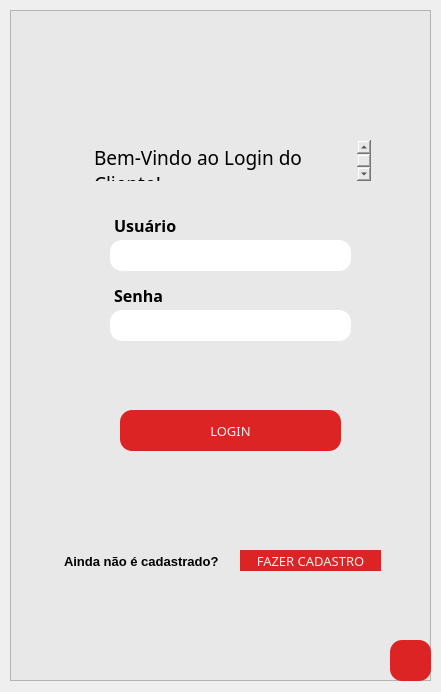
ClaraFontes/bilheteria-digital, file telas/tela_loginCliente.ui: the form before one commit.
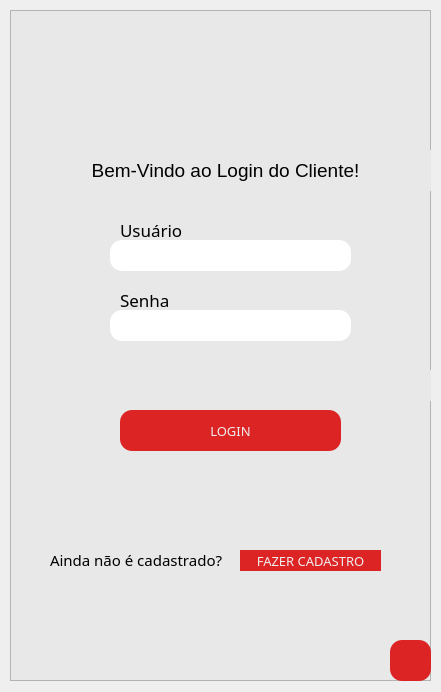
The form after the commit. Icons and pictures are not drawn.

Commit message: nova edição nas telas e criação da tela principal.

```diff
--- a/telas/tela_loginCliente.ui
+++ b/telas/tela_loginCliente.ui
@@ -125,31 +125,6 @@
      <bool>true</bool>
     </property>
    </widget>
-   <widget class="QTextEdit" name="texto_bemvindo">
-    <property name="geometry">
-     <rect>
-      <x>80</x>
-      <y>130</y>
-      <width>281</width>
-      <height>41</height>
-     </rect>
-    </property>
-    <property name="font">
-     <font>
-      <family>Arial Rounded MT Bold</family>
-     </font>
-    </property>
-    <property name="styleSheet">
-     <string notr="true">border: none;</string>
-    </property>
-    <property name="html">
-     <string>&lt;!DOCTYPE HTML PUBLIC &quot;-//W3C//DTD HTML 4.0//EN&quot; &quot;http://www.w3.org/TR/REC-html40/strict.dtd&quot;&gt;
-&lt;html&gt;&lt;head&gt;&lt;meta name=&quot;qrichtext&quot; content=&quot;1&quot; /&gt;&lt;style type=&quot;text/css&quot;&gt;
-p, li { white-space: pre-wrap; }
-&lt;/style&gt;&lt;/head&gt;&lt;body style=&quot; font-family:'Arial Rounded MT Bold'; font-size:8.25pt; font-weight:400; font-style:normal;&quot;&gt;
-&lt;p style=&quot; margin-top:0px; margin-bottom:0px; margin-left:0px; margin-right:0px; -qt-block-indent:0; text-indent:0px;&quot;&gt;&lt;span style=&quot; font-family:'MS Shell Dlg 2'; font-size:14pt;&quot;&gt;Bem-Vindo ao Login do Cliente!&lt;/span&gt;&lt;/p&gt;&lt;/body&gt;&lt;/html&gt;</string>
-    </property>
-   </widget>
    <widget class="QLineEdit" name="senhaloginCliente">
     <property name="geometry">
      <rect>
@@ -179,26 +154,6 @@
      <set>Qt::AlignCenter</set>
     </property>
    </widget>
-   <widget class="QTextEdit" name="texto_ask">
-    <property name="geometry">
-     <rect>
-      <x>50</x>
-      <y>540</y>
-      <width>211</width>
-      <height>41</height>
-     </rect>
-    </property>
-    <property name="styleSheet">
-     <string notr="true">border: none;</string>
-    </property>
-    <property name="html">
-     <string>&lt;!DOCTYPE HTML PUBLIC &quot;-//W3C//DTD HTML 4.0//EN&quot; &quot;http://www.w3.org/TR/REC-html40/strict.dtd&quot;&gt;
-&lt;html&gt;&lt;head&gt;&lt;meta name=&quot;qrichtext&quot; content=&quot;1&quot; /&gt;&lt;style type=&quot;text/css&quot;&gt;
-p, li { white-space: pre-wrap; }
-&lt;/style&gt;&lt;/head&gt;&lt;body style=&quot; font-family:'MS Shell Dlg 2'; font-size:8.25pt; font-weight:400; font-style:normal;&quot;&gt;
-&lt;p style=&quot; margin-top:0px; margin-bottom:0px; margin-left:0px; margin-right:0px; -qt-block-indent:0; text-indent:0px;&quot;&gt;&lt;span style=&quot; font-size:10pt; font-weight:600;&quot;&gt;Ainda não é cadastrado?&lt;/span&gt;&lt;/p&gt;&lt;/body&gt;&lt;/html&gt;</string>
-    </property>
-   </widget>
    <widget class="QLineEdit" name="userloginCliente">
     <property name="geometry">
      <rect>
@@ -228,56 +183,6 @@
      <string/>
     </property>
    </widget>
-   <widget class="QTextEdit" name="texto_usuario">
-    <property name="geometry">
-     <rect>
-      <x>100</x>
-      <y>200</y>
-      <width>104</width>
-      <height>31</height>
-     </rect>
-    </property>
-    <property name="font">
-     <font>
-      <family>Arial Rounded MT Bold</family>
-     </font>
-    </property>
-    <property name="styleSheet">
-     <string notr="true">border: none;</string>
-    </property>
-    <property name="html">
-     <string>&lt;!DOCTYPE HTML PUBLIC &quot;-//W3C//DTD HTML 4.0//EN&quot; &quot;http://www.w3.org/TR/REC-html40/strict.dtd&quot;&gt;
-&lt;html&gt;&lt;head&gt;&lt;meta name=&quot;qrichtext&quot; content=&quot;1&quot; /&gt;&lt;style type=&quot;text/css&quot;&gt;
-p, li { white-space: pre-wrap; }
-&lt;/style&gt;&lt;/head&gt;&lt;body style=&quot; font-family:'Arial Rounded MT Bold'; font-size:8.25pt; font-weight:400; font-style:normal;&quot;&gt;
-&lt;p style=&quot; margin-top:0px; margin-bottom:0px; margin-left:0px; margin-right:0px; -qt-block-indent:0; text-indent:0px;&quot;&gt;&lt;span style=&quot; font-family:'MS Shell Dlg 2'; font-size:12pt; font-weight:600;&quot;&gt;Usuário&lt;/span&gt;&lt;/p&gt;&lt;/body&gt;&lt;/html&gt;</string>
-    </property>
-   </widget>
-   <widget class="QTextEdit" name="texto_senha">
-    <property name="geometry">
-     <rect>
-      <x>100</x>
-      <y>270</y>
-      <width>104</width>
-      <height>31</height>
-     </rect>
-    </property>
-    <property name="font">
-     <font>
-      <family>Arial Rounded MT Bold</family>
-     </font>
-    </property>
-    <property name="styleSheet">
-     <string notr="true">border: none;</string>
-    </property>
-    <property name="html">
-     <string>&lt;!DOCTYPE HTML PUBLIC &quot;-//W3C//DTD HTML 4.0//EN&quot; &quot;http://www.w3.org/TR/REC-html40/strict.dtd&quot;&gt;
-&lt;html&gt;&lt;head&gt;&lt;meta name=&quot;qrichtext&quot; content=&quot;1&quot; /&gt;&lt;style type=&quot;text/css&quot;&gt;
-p, li { white-space: pre-wrap; }
-&lt;/style&gt;&lt;/head&gt;&lt;body style=&quot; font-family:'Arial Rounded MT Bold'; font-size:8.25pt; font-weight:400; font-style:normal;&quot;&gt;
-&lt;p style=&quot; margin-top:0px; margin-bottom:0px; margin-left:0px; margin-right:0px; -qt-block-indent:0; text-indent:0px;&quot;&gt;&lt;span style=&quot; font-family:'MS Shell Dlg 2'; font-size:12pt; font-weight:600;&quot;&gt;Senha&lt;/span&gt;&lt;/p&gt;&lt;/body&gt;&lt;/html&gt;</string>
-    </property>
-   </widget>
    <widget class="QPushButton" name="bt_voltarloginCliente">
     <property name="enabled">
      <bool>true</bool>
@@ -325,13 +230,94 @@
      </size>
     </property>
    </widget>
-   <widget class="QLineEdit" name="texto_erro">
+   <widget class="QLabel" name="label_4">
+    <property name="geometry">
+     <rect>
+      <x>40</x>
+      <y>540</y>
+      <width>231</width>
+      <height>20</height>
+     </rect>
+    </property>
+    <property name="font">
+     <font>
+      <family>Arial Rounded MT Bold</family>
+      <pointsize>11</pointsize>
+     </font>
+    </property>
+    <property name="text">
+     <string>Ainda não é cadastrado?</string>
+    </property>
+   </widget>
+   <widget class="QLabel" name="label">
+    <property name="geometry">
+     <rect>
+      <x>10</x>
+      <y>140</y>
+      <width>411</width>
+      <height>41</height>
+     </rect>
+    </property>
+    <property name="font">
+     <font>
+      <family>Arial</family>
+      <pointsize>14</pointsize>
+      <weight>50</weight>
+      <bold>false</bold>
+     </font>
+    </property>
+    <property name="text">
+     <string>Bem-Vindo ao Login do Cliente!</string>
+    </property>
+    <property name="alignment">
+     <set>Qt::AlignCenter</set>
+    </property>
+   </widget>
+   <widget class="QLabel" name="label_2">
+    <property name="geometry">
+     <rect>
+      <x>110</x>
+      <y>210</y>
+      <width>121</width>
+      <height>20</height>
+     </rect>
+    </property>
+    <property name="font">
+     <font>
+      <family>Arial Rounded MT Bold</family>
+      <pointsize>13</pointsize>
+     </font>
+    </property>
+    <property name="text">
+     <string>Usuário</string>
+    </property>
+   </widget>
+   <widget class="QLabel" name="label_3">
+    <property name="geometry">
+     <rect>
+      <x>110</x>
+      <y>280</y>
+      <width>121</width>
+      <height>20</height>
+     </rect>
+    </property>
+    <property name="font">
+     <font>
+      <family>Arial Rounded MT Bold</family>
+      <pointsize>13</pointsize>
+     </font>
+    </property>
+    <property name="text">
+     <string>Senha</string>
+    </property>
+   </widget>
+   <widget class="QLabel" name="texto_erro">
     <property name="geometry">
      <rect>
       <x>20</x>
-      <y>359</y>
-      <width>391</width>
-      <height>21</height>
+      <y>360</y>
+      <width>401</width>
+      <height>31</height>
      </rect>
     </property>
     <property name="font">
@@ -341,8 +327,8 @@
       <italic>true</italic>
      </font>
     </property>
-    <property name="styleSheet">
-     <string notr="true">border: none;</string>
+    <property name="text">
+     <string/>
     </property>
     <property name="alignment">
      <set>Qt::AlignCenter</set>
```
Left out of the diff: 17 changed lines with no effect on the pictures. The commit also changes 10 other files.
